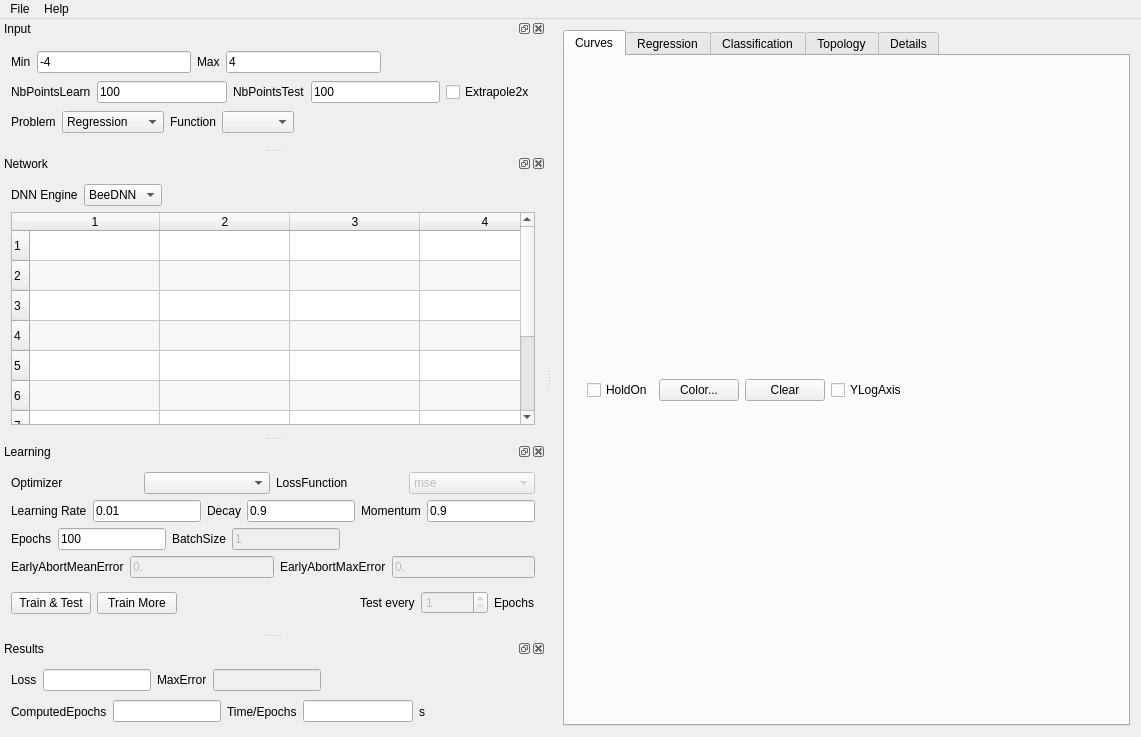
Before: the Qt Designer form src/DNNLab/mainwindow.ui in edeforas/BeeDNN, drawn with Qt 5.
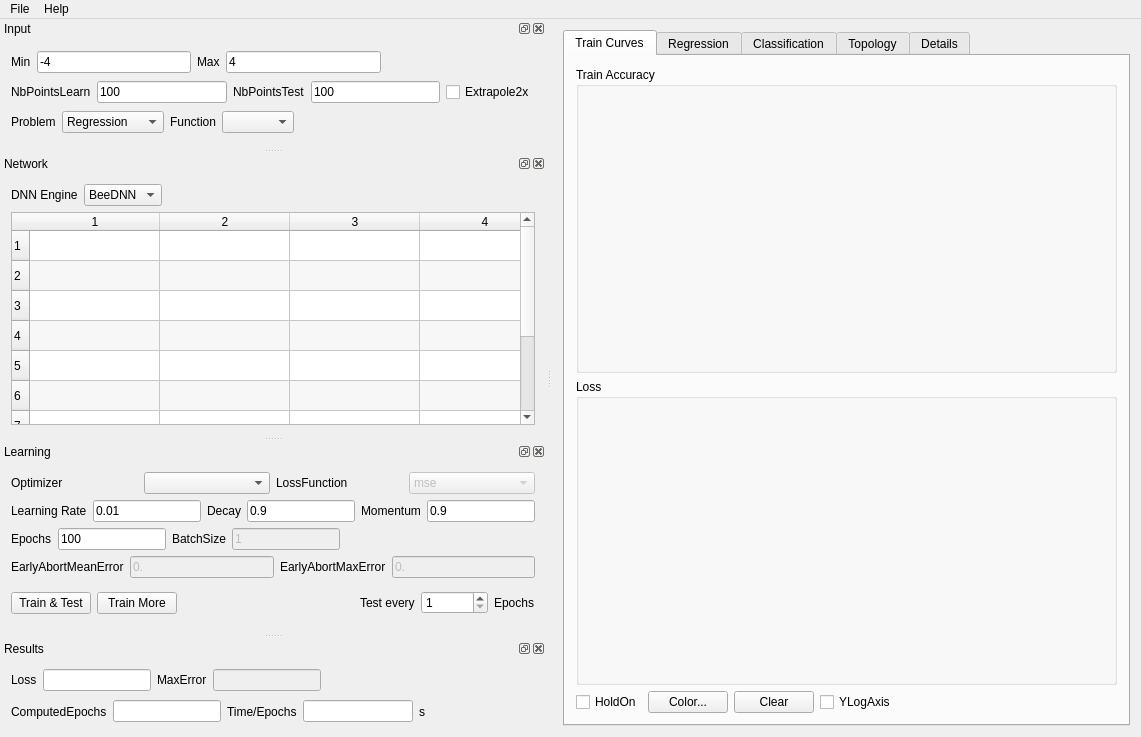
After: the same form once the commit is applied.

Commit message: better accuracy curve

```diff
--- a/src/DNNLab/mainwindow.ui
+++ b/src/DNNLab/mainwindow.ui
@@ -31,22 +31,34 @@
       </property>
       <widget class="QWidget" name="tab">
        <attribute name="title">
-        <string>Curves</string>
+        <string>Train Curves</string>
        </attribute>
        <layout class="QGridLayout" name="gridLayout_3">
-        <item row="0" column="0">
-         <widget class="QFrame" name="gbLossCurve">
-          <property name="sizePolicy">
-           <sizepolicy hsizetype="Preferred" vsizetype="Preferred">
-            <horstretch>0</horstretch>
-            <verstretch>0</verstretch>
-           </sizepolicy>
+        <item row="1" column="0">
+         <widget class="QGroupBox" name="groupBox_2">
+          <property name="title">
+           <string>Loss</string>
           </property>
-          <layout class="QVBoxLayout" name="verticalLayout_2">
-           <item>
+          <layout class="QGridLayout" name="gridLayout_10">
+           <item row="0" column="0">
             <layout class="QVBoxLayout" name="layoutLossCurve"/>
            </item>
-           <item>
+          </layout>
+         </widget>
+        </item>
+        <item row="0" column="0">
+         <widget class="QGroupBox" name="gbTrainAccuracy">
+          <property name="title">
+           <string>Train Accuracy</string>
+          </property>
+          <layout class="QGridLayout" name="gridLayout_2">
+           <item row="0" column="0">
+            <layout class="QVBoxLayout" name="layoutAccuracyCurve"/>
+           </item>
+          </layout>
+         </widget>
+        </item>
+        <item row="2" column="0">
             <layout class="QHBoxLayout" name="horizontalLayout_7">
              <item>
               <widget class="QCheckBox" name="cbHoldOn">
@@ -93,9 +105,6 @@
            </item>
           </layout>
          </widget>
-        </item>
-       </layout>
-      </widget>
       <widget class="QWidget" name="tab_2">
        <attribute name="title">
         <string>Regression</string>
@@ -704,7 +713,7 @@
        <item>
         <widget class="QSpinBox" name="sbTestEveryEpochs">
          <property name="enabled">
-          <bool>false</bool>
+          <bool>true</bool>
          </property>
          <property name="minimum">
           <number>1</number>
```
Lines whose indentation alone changed are shown as unchanged. The commit also changes 10 other files.
